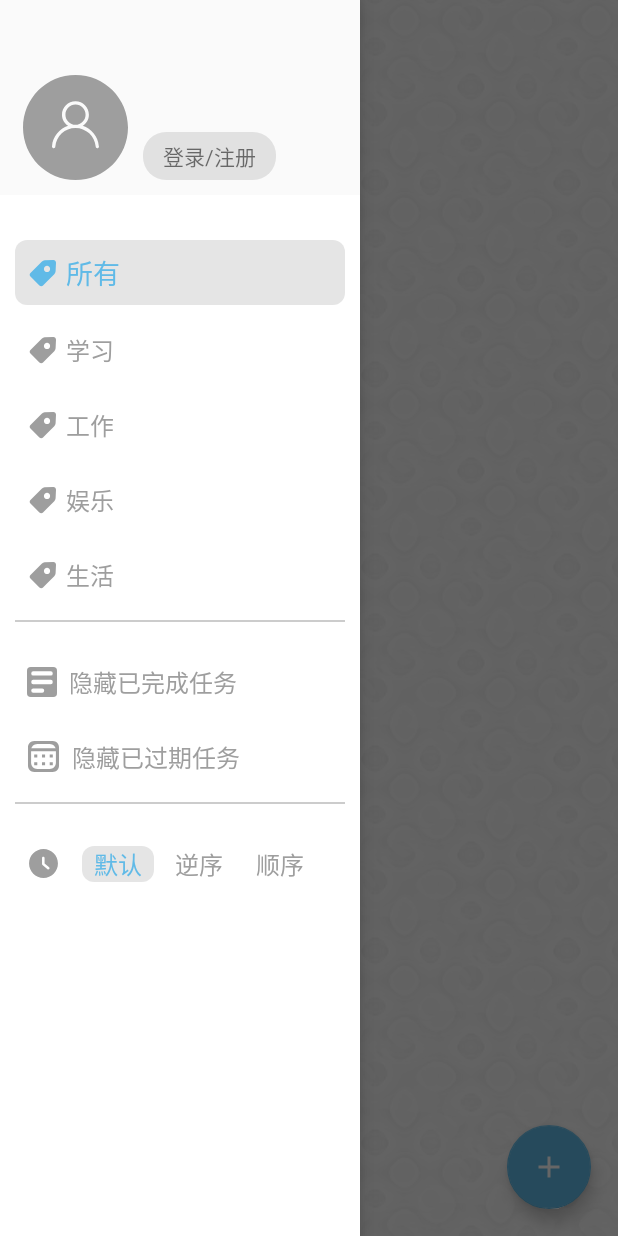
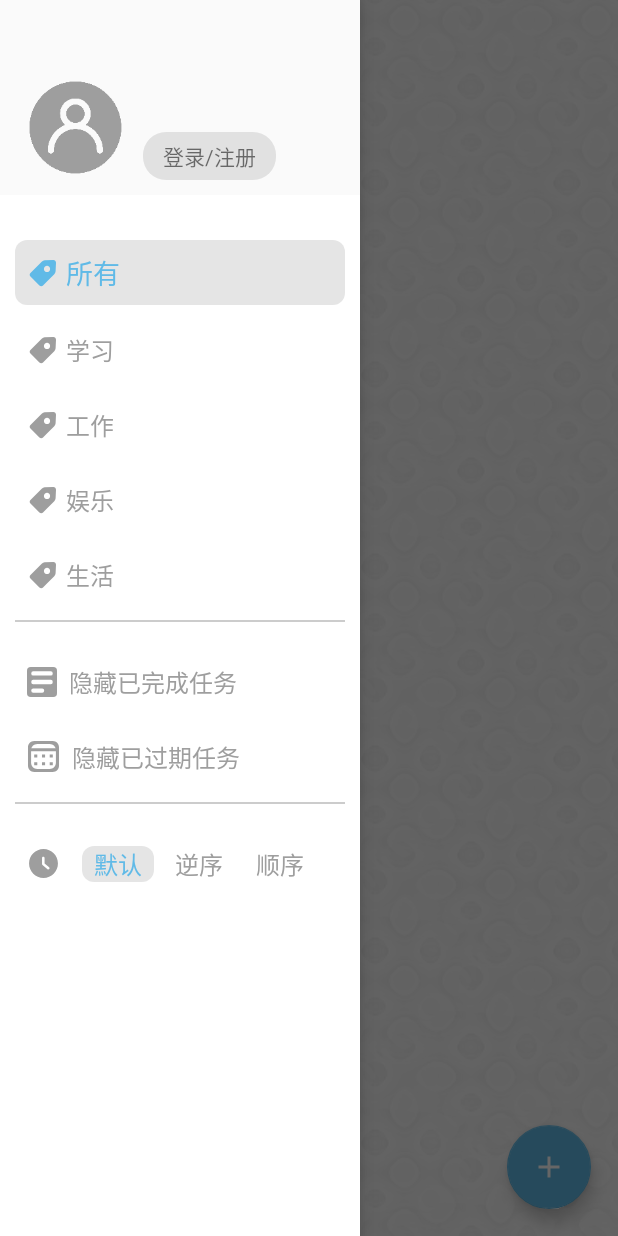
Before and after one commit to junzkn/GTD-APP, an Android app: the screen it shows after launch (MainActivity), with the side drawer open, on a phone screen of 412 x 824 dp. Run offline under Robolectric (Android 15) with nearby library versions, the phone set to English and light mode, and no system bars; our stand-ins replace CircleImageView; libraries missing offline, so code that uses them is left out: com.chad.library; network calls fail; pictures from the network do not load; 12 statements that could not run were skipped.

Commit message:
用户头像处理 - 胡俊华

```diff
--- a/app/build.gradle
+++ b/app/build.gradle
@@ -37,6 +37,9 @@ dependencies {
     //View
     implementation "com.github.CymChad:BaseRecyclerViewAdapterHelper:2.9.41"
 
+    implementation 'com.github.bumptech.glide:glide:3.7.0'
+
+
     implementation project(path: ':bubble')
     implementation project(':DateTimePickerLibrary')
 
--- a/app/src/main/java/com/jun/gtd/moudle/main/MainActivity.java
+++ b/app/src/main/java/com/jun/gtd/moudle/main/MainActivity.java
@@ -18,6 +18,7 @@ import android.widget.ImageView;
 import android.widget.LinearLayout;
 import android.widget.TextView;
 
+import com.bumptech.glide.Glide;
 import com.chad.library.adapter.base.BaseQuickAdapter;
 import com.chad.library.adapter.base.animation.BaseAnimation;
 import com.chad.library.adapter.base.entity.MultiItemEntity;
@@ -28,6 +29,7 @@ import com.jun.gtd.base.BaseActivity;
 import com.jun.gtd.bean.TodoBean;
 import com.jun.gtd.moudle.login.LoginActivity;
 import com.jun.gtd.moudle.post.PostActivity;
+import com.jun.gtd.net.Net;
 import com.jun.gtd.utils.BubbleUtils;
 import com.jun.gtd.utils.ScreenUtils;
 import com.jun.gtd.utils.ToastUtils;
@@ -134,6 +136,18 @@ public class MainActivity extends BaseActivity<MainPresenter> implements MainCon
         mTvOrder3.setOnClickListener(mClickListener);
 
         mTvLogin.setText(App.Login.isLogin()?getString(R.string.logout):getString(R.string.loginAndRegister));
+        if(App.Login.isLogin()){
+            Glide.with(mContext)
+                    .load(Net.BASE_URL+"/resources/uu.png")
+                    .placeholder(R.drawable.ic_user)
+                    .into(mImgUser);
+        }
+        else{
+            Glide.with(mContext)
+                    .load(R.drawable.ic_user)
+                    .into(mImgUser);
+        }
+
         mTodoAdapter.setOnItemClickListener(new BaseQuickAdapter.OnItemClickListener() {
             @Override
             public void onItemClick(BaseQuickAdapter adapter, View view, int position) {
@@ -348,6 +362,9 @@ public class MainActivity extends BaseActivity<MainPresenter> implements MainCon
                     }else{
                         mPresenter.requestLogout();
                         mTvLogin.setText(getString(R.string.loginAndRegister));
+                        Glide.with(mContext)
+                                .load(R.drawable.ic_user)
+                                .into(mImgUser);
                     }
                     break ;
                 case R.id.btn_category_all :
@@ -521,6 +538,10 @@ public class MainActivity extends BaseActivity<MainPresenter> implements MainCon
         if(resultCode == LoginActivity.LOGIN_ACTIVITY_RESULT_CODE){
             mRefresh.setRefreshing(true);
             mTvLogin.setText(getString(R.string.logout));
+            Glide.with(mContext)
+                    .load(Net.BASE_URL+"/resources/uu.png")
+                    .placeholder(R.drawable.ic_user)
+                    .into(mImgUser);
             refresh();
         }else if(resultCode == PostActivity.POST_ACTIVITY_RESULT_CODE){
             mRefresh.setRefreshing(true);
--- a/app/src/main/res/drawable/ic_user.xml
+++ /dev/null
@@ -1,12 +0,0 @@
-<vector xmlns:android="http://schemas.android.com/apk/res/android"
-    android:width="24dp"
-    android:height="24dp"
-    android:viewportWidth="1024"
-    android:viewportHeight="1024">
-    <path
-        android:fillColor="@color/grey_500"
-        android:pathData="M512,288.34c-53.89,0 -98.36,44.46 -98.36,98.36S458.11,485.05 512,485.05s98.36,-44.46 98.36,-98.36 -44.46,-98.36 -98.36,-98.36z" />
-    <path
-        android:fillColor="@color/grey_500"
-        android:pathData="M512,0C229.05,0 0,229.05 0,512s229.05,512 512,512 512,-229.05 512,-512S794.95,0 512,0zM741.05,699.28c0,8.08 -8.08,14.82 -16.17,14.82 -9.43,0 -16.17,-8.08 -16.17,-16.17 -8.08,-101.05 -92.97,-180.55 -196.72,-180.55s-187.28,79.49 -196.72,180.55c0,9.43 -6.74,16.17 -16.17,16.17 -8.08,0 -14.82,-6.74 -16.17,-14.82v-5.39c8.08,-92.97 71.41,-169.77 157.64,-198.06 -36.38,-22.91 -60.63,-63.33 -60.63,-109.14 0,-72.76 59.28,-130.69 132.04,-130.69s130.69,57.94 130.69,130.69c0,45.81 -24.25,86.23 -60.63,109.14 86.23,28.29 149.56,105.09 157.64,198.06 1.35,1.35 1.35,2.69 1.35,5.39z" />
-</vector>
```
Also changed, not shown: app/src/main/res/drawable/ic_user.png (added).
